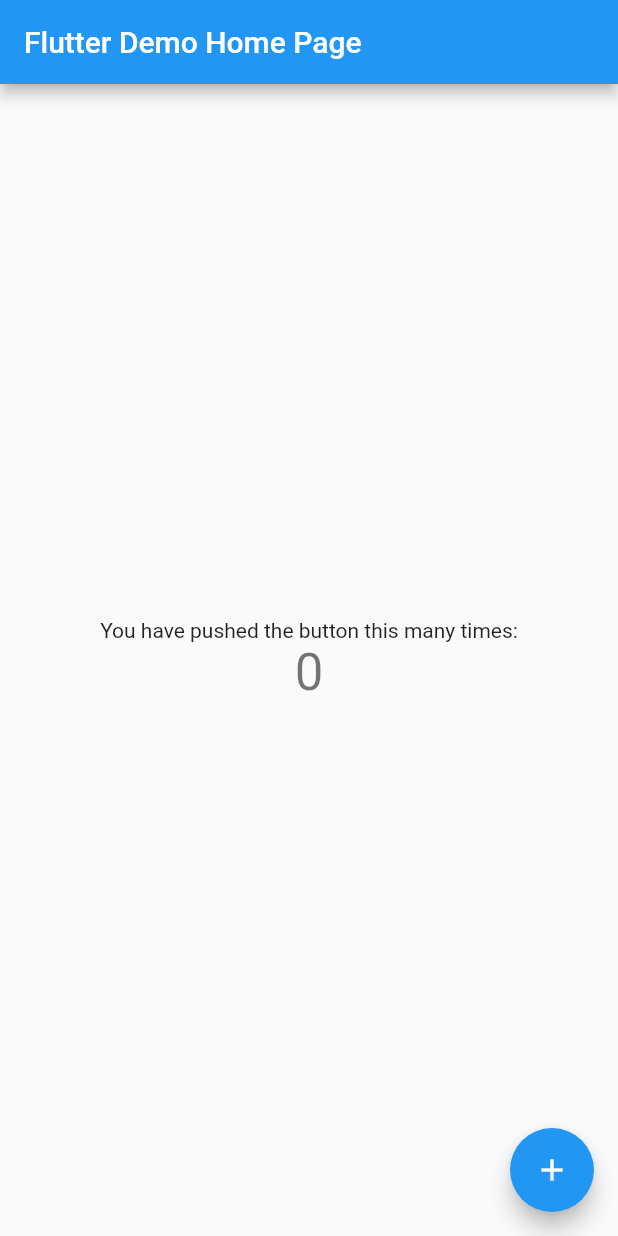
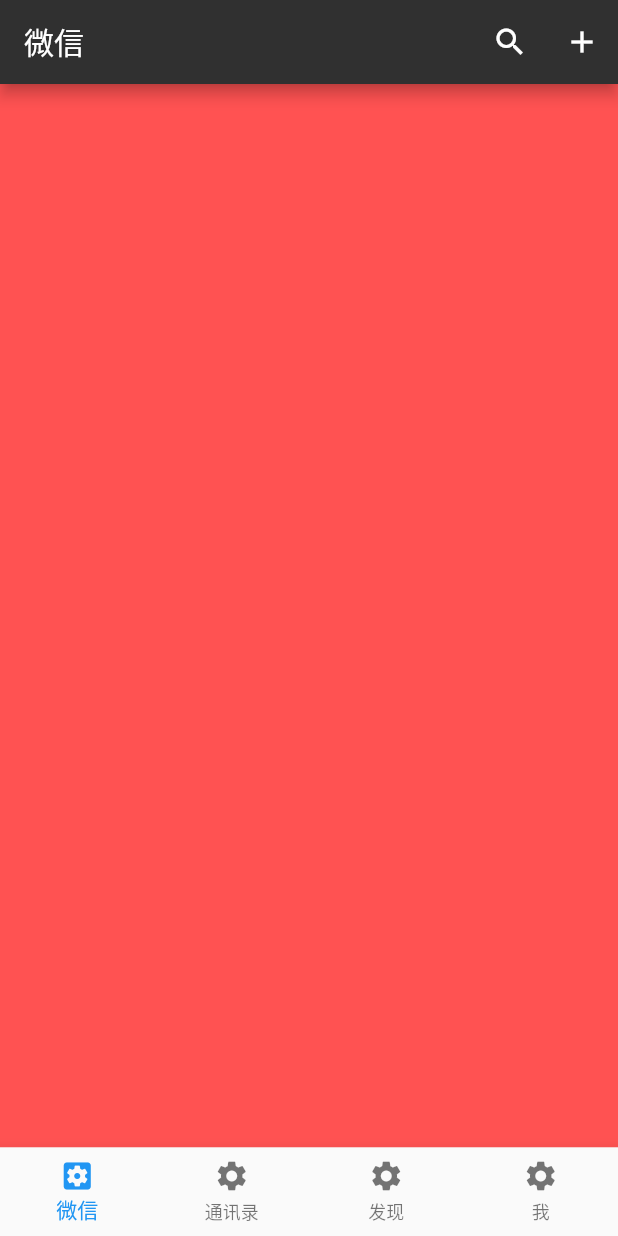
Before and after one commit to lujiahao0708/FlutterWechat, a Flutter app: the screen it shows after launch, on a phone screen of 412 x 824 dp. Run offline on Flutter 3.47's test engine with Material 2 defaults, Android fonts, the phone set to English and light mode, and no system bars.

Commit message:
初步页面完成&修改appBar

```diff
--- /dev/null
+++ b/lib/constants.dart
@@ -0,0 +1,3 @@
+class AppColors {
+  static const AppBarColor = 0xff303030;
+}
--- /dev/null
+++ b/lib/home/home_screen.dart
@@ -0,0 +1,89 @@
+import 'package:flutter/material.dart';
+
+class HomeScreen extends StatefulWidget {
+  @override
+  _HomeScreenState createState() => _HomeScreenState();
+}
+
+class _HomeScreenState extends State<HomeScreen> {
+  List<NavigationIconView> _navigationViews;
+
+  void initState() {
+    super.initState();
+    _navigationViews = [
+      NavigationIconView(
+        title: '微信',
+        icon: Icon(Icons.settings),
+        activeIcon: Icon(Icons.settings_applications),
+      ),
+      NavigationIconView(
+        title: '通讯录',
+        icon: Icon(Icons.settings),
+        activeIcon: Icon(Icons.settings_applications),
+      ),
+      NavigationIconView(
+        title: '发现',
+        icon: Icon(Icons.settings),
+        activeIcon: Icon(Icons.settings_applications),
+      ),
+      NavigationIconView(
+        title: '我',
+        icon: Icon(Icons.settings),
+        activeIcon: Icon(Icons.settings_applications),
+      ),
+    ];
+  }
+  @override
+  Widget build(BuildContext context) {
+    final BottomNavigationBar botNavBar = new BottomNavigationBar(
+      items: _navigationViews.map((NavigationIconView view) => view.item).toList(),
+      // items: _navigationViews.map((NavigationIconView view){
+      //   return view.item;
+      // }).toList(),
+      currentIndex: 0,
+      type: BottomNavigationBarType.fixed,
+      onTap: (int index) {
+        print('点击 $index');
+      },
+    );
+
+    return Scaffold(
+      appBar: AppBar(
+        title: Text('微信',),
+        actions: <Widget>[
+          IconButton(
+            icon: Icon(Icons.search),
+            onPressed: () => print('点击了搜索按钮'),
+          ),
+          IconButton(
+            icon: Icon(Icons.add),
+            onPressed: () => print('显示下拉列表'),
+          ),
+        ],
+      ),
+      body: Container(
+        color: Colors.redAccent,
+      ),
+      bottomNavigationBar: botNavBar,
+    );
+  }
+}
+
+class NavigationIconView {
+  final String _title;
+  final Widget _icon;
+  final Widget _activeIcon;
+  final BottomNavigationBarItem item;
+
+  NavigationIconView({Key key, String title, Widget icon, Widget activeIcon}) :
+    _title = title,
+    _icon = icon,
+    _activeIcon = activeIcon,
+    item = BottomNavigationBarItem(
+      icon: icon,
+      activeIcon: activeIcon,
+      title: Text(title),
+      backgroundColor: Colors.white,
+    );
+
+}
--- a/lib/main.dart
+++ b/lib/main.dart
@@ -1,111 +1,11 @@
 import 'package:flutter/material.dart';
+import 'package:flutter_wechat/home/home_screen.dart';
+import 'package:flutter_wechat/constants.dart';
 
-void main() => runApp(MyApp());
-
-class MyApp extends StatelessWidget {
-  // This widget is the root of your application.
-  @override
-  Widget build(BuildContext context) {
-    return MaterialApp(
-      title: 'Flutter Demo',
-      theme: ThemeData(
-        // This is the theme of your application.
-        //
-        // Try running your application with "flutter run". You'll see the
-        // application has a blue toolbar. Then, without quitting the app, try
-        // changing the primarySwatch below to Colors.green and then invoke
-        // "hot reload" (press "r" in the console where you ran "flutter run",
-        // or simply save your changes to "hot reload" in a Flutter IDE).
-        // Notice that the counter didn't reset back to zero; the application
-        // is not restarted.
-        primarySwatch: Colors.blue,
-      ),
-      home: MyHomePage(title: 'Flutter Demo Home Page'),
-    );
-  }
-}
-
-class MyHomePage extends StatefulWidget {
-  MyHomePage({Key key, this.title}) : super(key: key);
-
-  // This widget is the home page of your application. It is stateful, meaning
-  // that it has a State object (defined below) that contains fields that affect
-  // how it looks.
-
-  // This class is the configuration for the state. It holds the values (in this
-  // case the title) provided by the parent (in this case the App widget) and
-  // used by the build method of the State. Fields in a Widget subclass are
-  // always marked "final".
-
-  final String title;
-
-  @override
-  _MyHomePageState createState() => _MyHomePageState();
-}
-
-class _MyHomePageState extends State<MyHomePage> {
-  int _counter = 0;
-
-  void _incrementCounter() {
-    setState(() {
-      // This call to setState tells the Flutter framework that something has
-      // changed in this State, which causes it to rerun the build method below
-      // so that the display can reflect the updated values. If we changed
-      // _counter without calling setState(), then the build method would not be
-      // called again, and so nothing would appear to happen.
-      _counter++;
-    });
-  }
-
-  @override
-  Widget build(BuildContext context) {
-    // This method is rerun every time setState is called, for instance as done
-    // by the _incrementCounter method above.
-    //
-    // The Flutter framework has been optimized to make rerunning build methods
-    // fast, so that you can just rebuild anything that needs updating rather
-    // than having to individually change instances of widgets.
-    return Scaffold(
-      appBar: AppBar(
-        // Here we take the value from the MyHomePage object that was created by
-        // the App.build method, and use it to set our appbar title.
-        title: Text(widget.title),
-      ),
-      body: Center(
-        // Center is a layout widget. It takes a single child and positions it
-        // in the middle of the parent.
-        child: Column(
-          // Column is also layout widget. It takes a list of children and
-          // arranges them vertically. By default, it sizes itself to fit its
-          // children horizontally, and tries to be as tall as its parent.
-          //
-          // Invoke "debug painting" (press "p" in the console, choose the
-          // "Toggle Debug Paint" action from the Flutter Inspector in Android
-          // Studio, or the "Toggle Debug Paint" command in Visual Studio Code)
-          // to see the wireframe for each widget.
-          //
-          // Column has various properties to control how it sizes itself and
-          // how it positions its children. Here we use mainAxisAlignment to
-          // center the children vertically; the main axis here is the vertical
-          // axis because Columns are vertical (the cross axis would be
-          // horizontal).
-          mainAxisAlignment: MainAxisAlignment.center,
-          children: <Widget>[
-            Text(
-              'You have pushed the button this many times:',
-            ),
-            Text(
-              '$_counter',
-              style: Theme.of(context).textTheme.display1,
-            ),
-          ],
-        ),
-      ),
-      floatingActionButton: FloatingActionButton(
-        onPressed: _incrementCounter,
-        tooltip: 'Increment',
-        child: Icon(Icons.add),
-      ), // This trailing comma makes auto-formatting nicer for build methods.
-    );
-  }
-}
+void main() => runApp(new MaterialApp(
+  title: '微信',
+  home: new HomeScreen(),
+  theme: ThemeData.light().copyWith(
+    primaryColor: Color(AppColors.AppBarColor),
+  ),
+));
```
Also changed, not shown: 3 other files.
